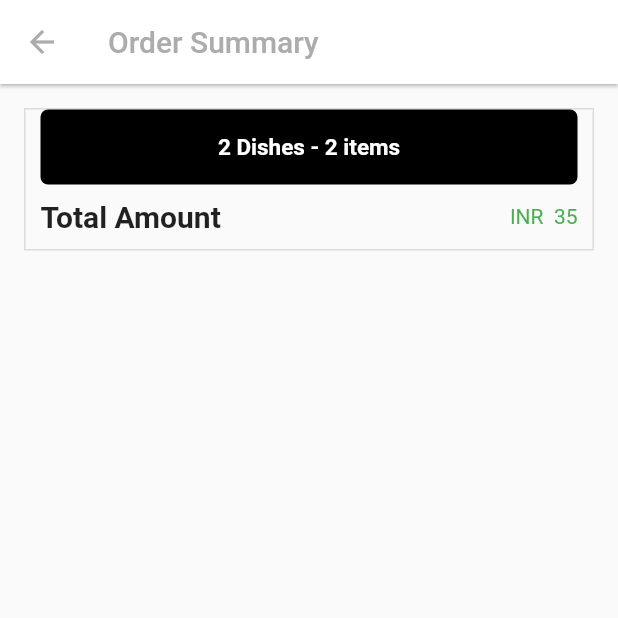
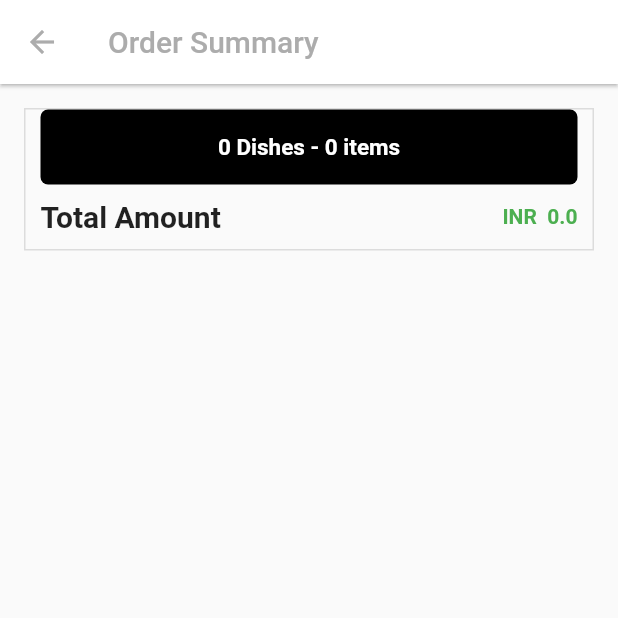
Before and after one commit to murthasa-ibrahim/online-restaurent-app, a Flutter app: the CartScreen screen opened directly, on a phone screen of 412 x 824 dp, the top half of it. Run offline on Flutter 3.47's test engine with Material 2 defaults, Android fonts, the light colour scheme and no system bars; our stand-ins replace badges, dio, firebase_auth, firebase_core, google_sign_in, pin_code_fields; accounts and stored records are empty.

Commit message:
cart completed

```diff
--- a/lib/app/screens/cart/view/checkout_screen.dart
+++ b/lib/app/screens/cart/view/checkout_screen.dart
@@ -33,7 +33,8 @@ class CartScreen extends StatelessWidget {
               decoration: BoxDecoration(
                 border: Border.all(color: Colors.black12),
               ),
-              child: Column(
+              child: Consumer<CartProvider>(
+                builder: (_, cartProvider, __) => Column(
                   children: [
                     Center(
                       child: Container(
@@ -43,27 +44,26 @@ class CartScreen extends StatelessWidget {
                         margin: const EdgeInsets.only(left: 10, right: 10),
                         width: w,
                         height: 50,
-                    child: const Center(
+                        child: Center(
                           child: Text(
-                        '2 Dishes - 2 items',
-                        style: TextStyle(
-                            color: Colors.white,
+                            '${cartProvider.cartList.length} Dishes - ${cartProvider.totalItemCount} items',
+                            style: const TextStyle(
+                                color: kWhite,
                                 fontSize: 15,
                                 fontWeight: FontWeight.bold),
                           ),
                         ),
-                  )),
+                      ),
+                    ),
                     ListView.builder(
                       physics: const NeverScrollableScrollPhysics(),
                       shrinkWrap: true,
-                    itemCount: context.read<CartProvider>().cartList.length,
+                      itemCount: cartProvider.cartList.length,
                       itemBuilder: (BuildContext context, int index) {
+                        final item = cartProvider.cartList[index];
                         return Padding(
                           padding: const EdgeInsets.all(8.0),
-                        child:
-                            Consumer<CartProvider>(builder: (_, hprovider, __) {
-                          final item = hprovider.cartList[index];
-                          return Column(
+                          child: Column(
                             children: [
                               SizedBox(
                                 height: 130,
@@ -74,17 +74,15 @@ class CartScreen extends StatelessWidget {
                                     Padding(
                                       padding: const EdgeInsets.all(5),
                                       child: CustomIcon(
-                                          size: 20,
-                                          color: index % 2 == 0
-                                              ? Colors.green
-                                              : Colors.red),
+                                        categoryDish: item,
+                                      ),
                                     ),
                                     Expanded(
                                       child: Column(
                                         crossAxisAlignment:
                                             CrossAxisAlignment.start,
                                         children: [
-                                          Text(hprovider
+                                          Text(cartProvider
                                               .cartList[index].dishName),
                                           const SizedBox(
                                             height: 10,
@@ -110,15 +108,21 @@ class CartScreen extends StatelessWidget {
                                       ],
                                     ),
                                     Column(
-                                      children: const [Text("INR 22.00")],
+                                      children: [
+                                        Text(
+                                          "INR ${item.dishPrice}",
+                                          style: const TextStyle(
+                                            fontWeight: FontWeight.bold,
+                                          ),
+                                        )
+                                      ],
                                     )
                                   ],
                                 ),
                               ),
                               const Divider()
                             ],
-                          );
-                        }),
+                          ),
                         );
                       },
                     ),
@@ -126,20 +130,23 @@ class CartScreen extends StatelessWidget {
                       padding: const EdgeInsets.all(10),
                       child: Row(
                         mainAxisAlignment: MainAxisAlignment.spaceBetween,
-                      children: const [
-                        Text(
+                        children: [
+                          const Text(
                             "Total Amount",
                             style: TextStyle(
                                 fontWeight: FontWeight.bold, fontSize: 20),
                           ),
                           Text(
-                          "INR  35",
-                          style: TextStyle(color: Colors.green),
+                            "INR  ${context.read<CartProvider>().totalPrize}",
+                            style: const TextStyle(
+                                fontWeight: FontWeight.bold,
+                                color: Colors.green),
                           )
                         ],
                       ),
                     ),
                   ],
+                ),
               ),
             ),
           ),
@@ -160,7 +167,9 @@ class CartScreen extends StatelessWidget {
               child: const Text(
                 "Place Order",
                 style: TextStyle(),
-                  ))),
+              ),
+            ),
+          ),
         ),
       ),
     );
```
Also changed, not shown: lib/app/screens/auth/controller/otp_provider.dart (+28 -7 lines), lib/app/screens/auth/controller/sign_in_provider.dart (+9 -7 lines), lib/app/screens/auth/view/enter_number_screen.dart (+23 -9 lines), lib/app/screens/auth/view/otp_varification_screen.dart (+7 -3 lines), lib/app/screens/cart/controller/cart_provider.dart (+30 -15 lines), lib/app/screens/home/controller/home_controller.dart (+2 -9 lines), lib/app/screens/home/view/category_list_screen.dart (+34 -30 lines), lib/app/screens/home/view/user_home.dart (+35 -8 lines), lib/app/widget/custom_icon.dart (+10 -7 lines), lib/main.dart (+12 -6 lines), assets/images/butterfly.jpg (deleted). Lines whose indentation alone changed are shown as unchanged.
